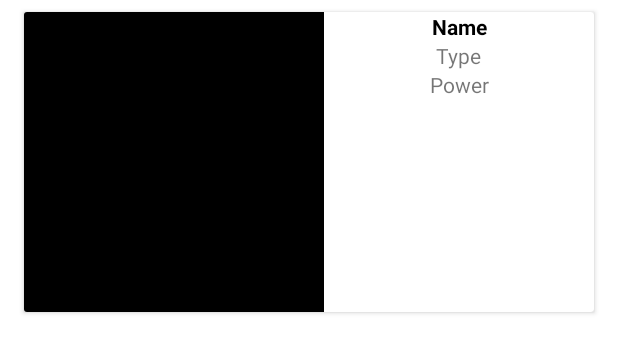
After one commit to johanSantoss/m08uf2x01, an Android app: the layout item_sensor.xml on its own in the app's theme, with its tools: preview values and no code run, on a phone screen of 412 x 824 dp. The commit adds this screen. Shown: the top 353 px of the screen. Run offline under Robolectric (Android 15) with nearby library versions, the phone set to English and light mode, and no system bars.

Commit message:
ex1 - add recyclerView

```diff
--- a/app/src/main/AndroidManifest.xml
+++ b/app/src/main/AndroidManifest.xml
@@ -1,6 +1,7 @@
 <?xml version="1.0" encoding="utf-8"?>
 <manifest xmlns:android="http://schemas.android.com/apk/res/android"
     package="johan.santos.m08uf2x01">
+    <uses-permission android:name="android.permission.INTERNET"/>
 
     <application
         android:allowBackup="true"
--- /dev/null
+++ b/app/src/main/res/layout/item_sensor.xml
@@ -0,0 +1,55 @@
+<?xml version="1.0" encoding="utf-8"?>
+<androidx.cardview.widget.CardView
+    xmlns:android="http://schemas.android.com/apk/res/android"
+    xmlns:app="http://schemas.android.com/apk/res-auto"
+    xmlns:tools="http://schemas.android.com/tools"
+    android:layout_marginHorizontal ="16dp"
+    android:layout_marginVertical   ="8dp"
+    android:layout_width="match_parent"
+    android:layout_height="wrap_content">
+
+    <androidx.constraintlayout.widget.ConstraintLayout
+        android:layout_width="match_parent"
+        android:layout_height="wrap_content">
+
+        <ImageView
+            android:id="@+id/ivSensor"
+            android:layout_width="200dp"
+            android:layout_height="200dp"
+            tools:background="@color/black"
+            app:layout_constraintStart_toStartOf="parent"
+            app:layout_constraintTop_toTopOf="parent" />
+
+        <TextView
+            android:id="@+id/tvItemSensorName"
+            android:layout_width="wrap_content"
+            android:layout_height="wrap_content"
+            android:textSize="14sp"
+            android:textStyle="bold"
+            android:textColor="@color/black"
+            app:layout_constraintEnd_toEndOf="parent"
+            app:layout_constraintStart_toEndOf="@+id/ivSensor"
+            app:layout_constraintTop_toTopOf="parent"
+            tools:text="Name" />
+
+        <TextView
+            android:id="@+id/tvItemSensorType"
+            android:layout_width="wrap_content"
+            android:layout_height="wrap_content"
+            app:layout_constraintEnd_toEndOf="parent"
+            app:layout_constraintStart_toEndOf="@+id/ivSensor"
+            app:layout_constraintTop_toBottomOf="@+id/tvItemSensorName"
+            tools:text="Type" />
+
+        <TextView
+            android:id="@+id/tvItemSensorPower"
+            android:layout_width="wrap_content"
+            android:layout_height="wrap_content"
+            app:layout_constraintEnd_toEndOf="parent"
+            app:layout_constraintStart_toEndOf="@+id/ivSensor"
+            app:layout_constraintTop_toBottomOf="@+id/tvItemSensorType"
+            tools:text="Power" />
+
+    </androidx.constraintlayout.widget.ConstraintLayout>
+
+</androidx.cardview.widget.CardView>
```
Also changed, not shown: app/build.gradle (+8 -0 lines), app/src/main/java/johan/santos/m08uf2x01/MainActivity.kt (+21 -1 lines), app/src/main/java/johan/santos/m08uf2x01/ex1/Ejercicio1Activity.kt (+48 -26 lines), app/src/main/java/johan/santos/m08uf2x01/ex1/recycleViewSensor/SensorClass.kt (added, +8 -0 lines), app/src/main/java/johan/santos/m08uf2x01/ex1/recycleViewSensor/adapter/SensorClassAdapter.kt (added, +23 -0 lines), app/src/main/java/johan/santos/m08uf2x01/ex1/recycleViewSensor/adapter/SensorClassViewHolder.kt (added, +29 -0 lines), app/src/main/res/layout/activity_ejercicio1.xml (+6 -19 lines).
